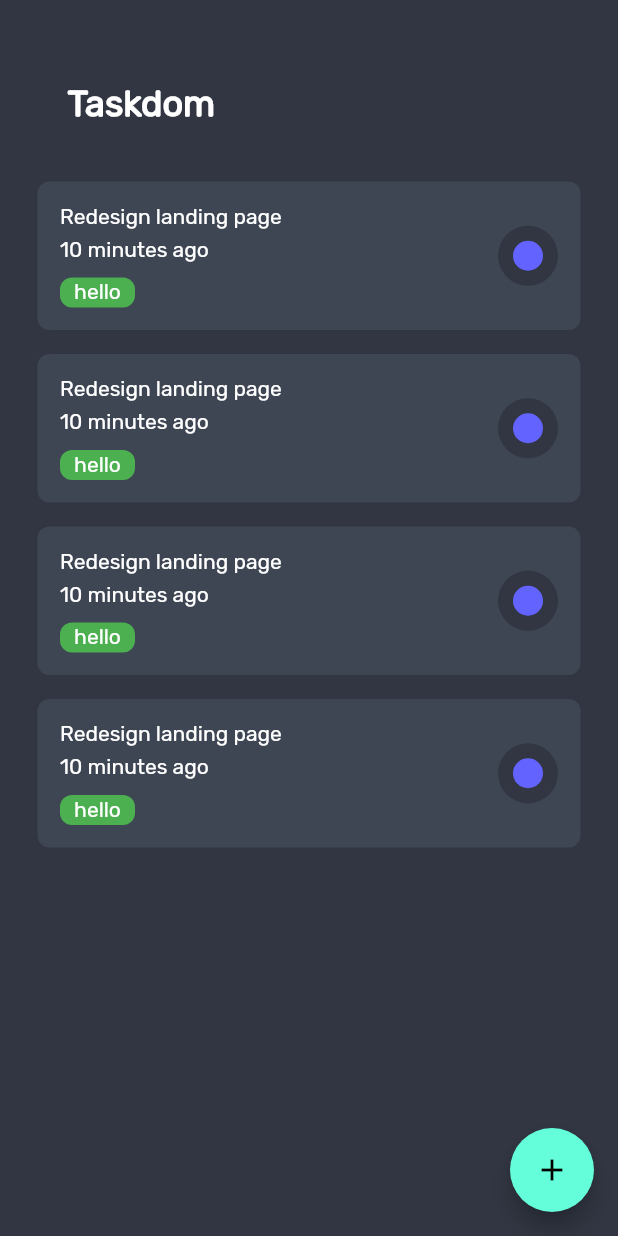
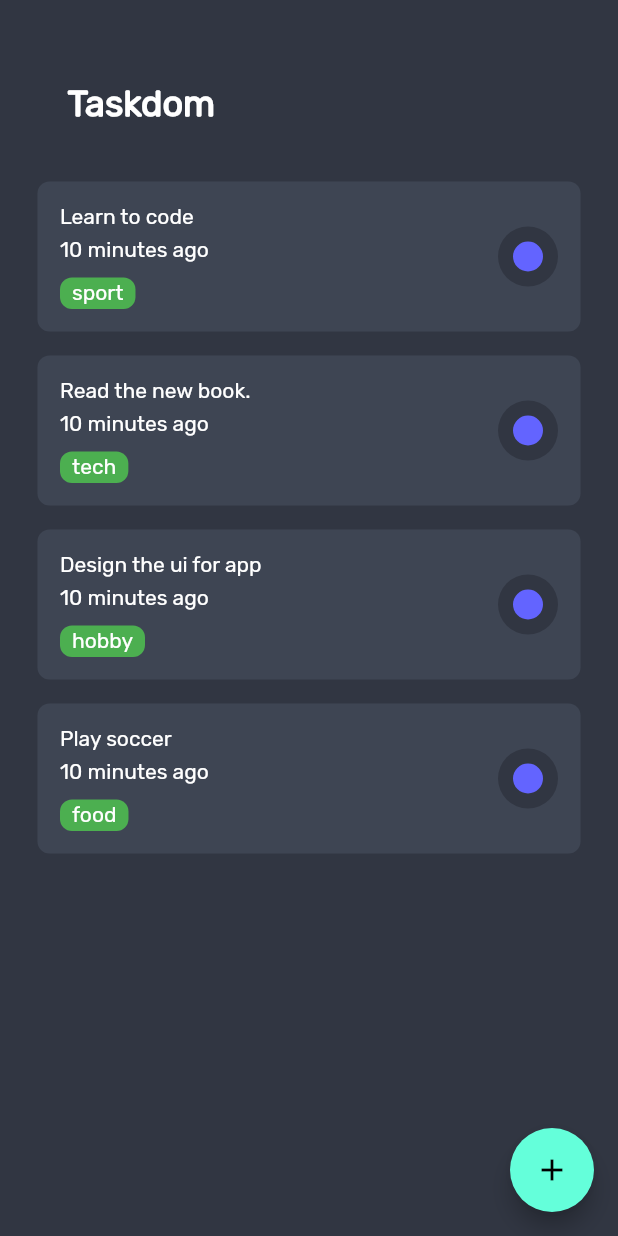
Before and after one commit to sammyodiagbe/tododorm, a Flutter app: the screen it shows after launch, on a phone screen of 412 x 824 dp. Run offline on Flutter 3.47's test engine with Material 2 defaults, Android fonts, the phone set to English and light mode, and no system bars.

Commit message:
populating view with data

```diff
--- a/lib/screens/taskScreen.dart
+++ b/lib/screens/taskScreen.dart
@@ -12,9 +12,9 @@ class TaskScreen extends StatelessWidget {
   Widget build(BuildContext context) {
     List<Task> _tasks = [
       Task(title: 'Learn to code', tag: 'sport'),
-      Task(title: 'Learn to code', tag: 'sport'),
-      Task(title: 'Learn to code', tag: 'sport'),
-      Task(title: 'Learn to code', tag: 'sport'),
+      Task(title: 'Read the new book.', tag: 'tech'),
+      Task(title: 'Design the ui for app', tag: 'hobby'),
+      Task(title: 'Play soccer', tag: 'food'),
     ];
     return SafeArea(
       child: Scaffold(
@@ -37,7 +37,14 @@ class TaskScreen extends StatelessWidget {
               Expanded(
                 child: ListView.builder(
                   itemBuilder: ((context, index) {
-                    return CustomClassTile();
+                    String title = _tasks[index].title;
+                    String tag = _tasks[index].tag;
+                    bool done = _tasks[index].done;
+                    return CustomClassTile(
+                      title: title,
+                      tag: tag,
+                      done: done,
+                    );
                   }),
                   itemCount: _tasks.length,
                 ),
--- a/lib/widgets/customTaskTiles.dart
+++ b/lib/widgets/customTaskTiles.dart
@@ -3,6 +3,13 @@ import "package:flutter/material.dart";
 import 'package:taskdorm/constants.dart';
 
 class CustomClassTile extends StatelessWidget {
+  final String title;
+  final String tag;
+  bool done;
+
+  CustomClassTile(
+      {Key? key, required this.title, required this.tag, this.done = false})
+      : super(key: key);
   @override
   Widget build(BuildContext context) {
     return GestureDetector(
@@ -26,13 +33,13 @@ class CustomClassTile extends StatelessWidget {
             Column(
               crossAxisAlignment: CrossAxisAlignment.start,
               children: [
-                Text('Redesign landing page'),
+                Text(title),
                 SizedBox(height: 5),
                 Text(
                   '10 minutes ago',
                 ),
                 SizedBox(height: 10),
-                CustomTagIndicator()
+                CustomTagIndicator(tag: tag)
               ],
             ),
 
@@ -47,18 +54,20 @@ class CustomClassTile extends StatelessWidget {
 }
 
 class CustomTagIndicator extends StatelessWidget {
+  String? tag;
+
+  CustomTagIndicator({this.tag});
   @override
   Widget build(BuildContext context) {
     return Container(
       alignment: Alignment.center,
+      padding: EdgeInsets.symmetric(vertical: 2, horizontal: 8),
       decoration: BoxDecoration(
         borderRadius: BorderRadius.circular(8),
         color: Colors.green,
       ),
-      height: 20,
-      width: 50,
       child: Center(
-        child: Text('hello'),
+        child: Text(tag ?? 'hobby'),
       ),
     );
   }
```
